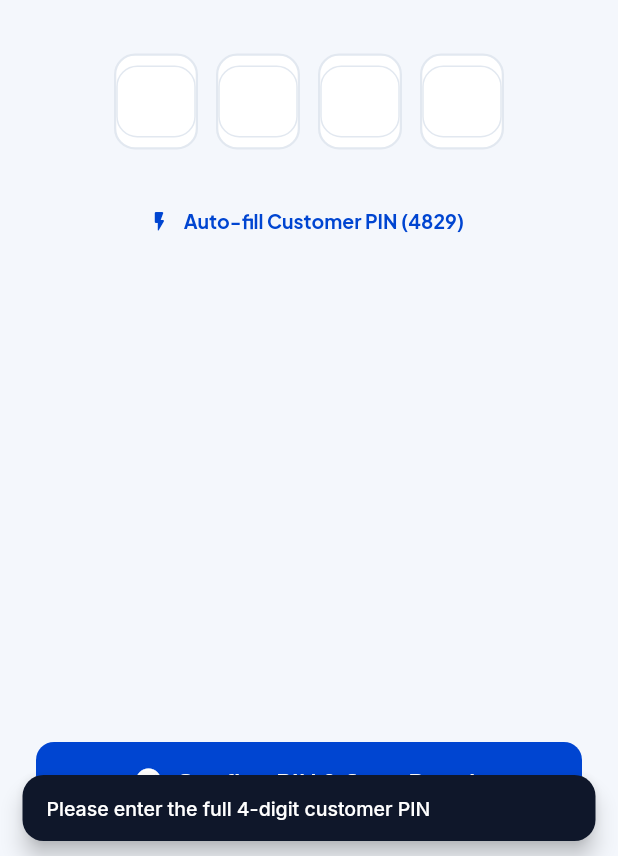
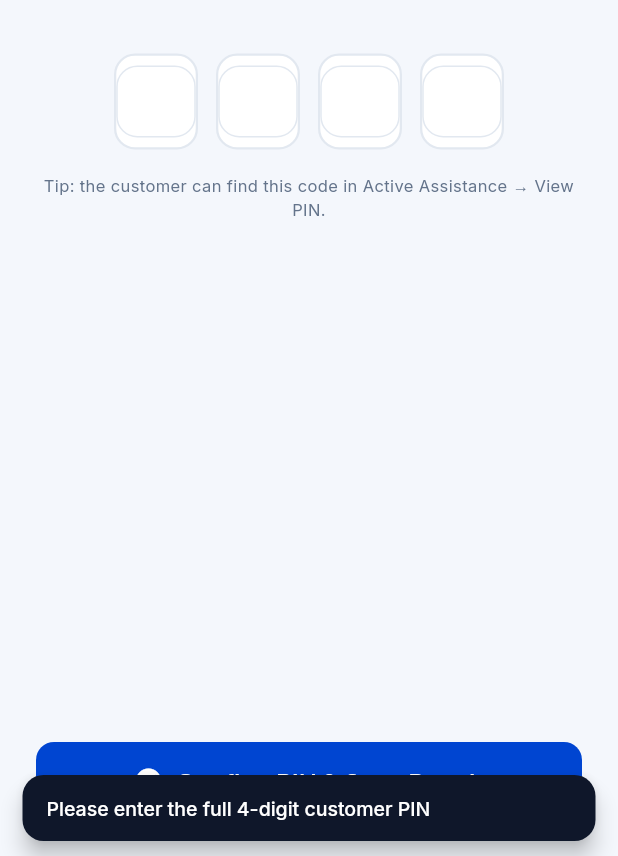
Before and after one commit to aswinmurugesan06/RoadRescuer, a Flutter app: the ProviderServicePinScreen screen opened by its route, after a tap on "Confirm PIN & Start Repair", on a phone screen of 412 x 824 dp, the part 380-1236 px from its top. Run offline on Flutter 3.47's test engine with Material 3 defaults, Android fonts, the phone set to English and light mode, and no system bars; our stand-ins replace cloud_firestore, firebase_auth, firebase_core, geolocator, google_fonts, google_sign_in and 1 more; missing offline and left inert: maplibre_gl; accounts and stored records are empty.

Commit message:
Fix provider job confirmation persistence and dashboard refresh

```diff
--- /dev/null
+++ b/mobile/lib/core/navigation/route_observer.dart
@@ -0,0 +1,10 @@
+import 'package:flutter/material.dart';
+
+/// App-wide route observer.
+///
+/// Tab screens live inside a `Navigator` shell that stays mounted, so their
+/// Firestore-backed lists can become stale after a job is accepted or a route
+/// is popped. `RouteAware` screens subscribe to this observer and refresh in
+/// `didPopNext`.
+final RouteObserver<PageRoute<dynamic>> appRouteObserver =
+    RouteObserver<PageRoute<dynamic>>();
--- a/mobile/lib/features/assistance/screens/active_assistance_screen.dart
+++ b/mobile/lib/features/assistance/screens/active_assistance_screen.dart
@@ -1461,7 +1461,11 @@ class _ActiveAssistanceScreenState extends State<ActiveAssistanceScreen> {
             ),
           ),
           TextButton(
-            onPressed: () => Navigator.pushNamed(context, AppRoutes.servicePin),
+            onPressed: () => Navigator.pushNamed(
+              context,
+              AppRoutes.servicePin,
+              arguments: {'pin': _request?.servicePin},
+            ),
             child: const Text('View PIN', style: TextStyle(fontWeight: FontWeight.w700)),
           ),
         ],
--- a/mobile/lib/features/assistance/screens/service_verification_pin_screen.dart
+++ b/mobile/lib/features/assistance/screens/service_verification_pin_screen.dart
@@ -3,9 +3,12 @@ import '../../../core/theme/app_colors.dart';
 import '../../../widgets/rr_button.dart';
 
 class ServiceVerificationPinScreen extends StatelessWidget {
-  const ServiceVerificationPinScreen({super.key});
+  final String? pin;
 
-  final String _pin = '4829';
+  const ServiceVerificationPinScreen({super.key, this.pin});
+
+  String get _pin =>
+      (pin != null && pin!.trim().length == 4) ? pin!.trim() : '4829';
 
   @override
   Widget build(BuildContext context) {
--- a/mobile/lib/features/provider/screens/provider_service_pin_screen.dart
+++ b/mobile/lib/features/provider/screens/provider_service_pin_screen.dart
@@ -2,6 +2,8 @@ import 'package:flutter/material.dart';
 import '../../../routes/app_routes.dart';
 import '../../../core/theme/app_colors.dart';
 import '../../../models/service_request_model.dart';
+import '../../../services/api_client.dart';
+import '../../../services/service_request_service.dart';
 import '../../../widgets/rr_button.dart';
 
 class ProviderServicePinScreen extends StatefulWidget {
@@ -38,8 +40,46 @@ class _ProviderServicePinScreenState extends State<ProviderServicePinScreen> {
       return;
     }
 
+    final request = widget.request;
+    if (request == null || request.id.isEmpty) {
+      ScaffoldMessenger.of(context).showSnackBar(
+        const SnackBar(
+          content: Text('No active job is linked to this PIN screen.'),
+          backgroundColor: AppColors.danger,
+        ),
+      );
+      return;
+    }
+
     setState(() => _isVerifying = true);
-    await Future.delayed(const Duration(milliseconds: 900));
+    try {
+      final fresh = await ServiceRequestService.getRequestById(request.id);
+      final storedPin = fresh.servicePin?.trim();
+      final expected = (storedPin != null && storedPin.length == 4)
+          ? storedPin
+          : '4829';
+
+      if (pin != expected) {
+        if (!mounted) return;
+        for (final controller in _controllers) {
+          controller.clear();
+        }
+        _focusNodes.first.requestFocus();
+        setState(() => _isVerifying = false);
+        ScaffoldMessenger.of(context).showSnackBar(
+          const SnackBar(
+            content: Text('Incorrect PIN. Ask the customer to check their app.'),
+            backgroundColor: AppColors.danger,
+          ),
+        );
+        return;
+      }
+
+      // Persist the confirmed start so the job leaves the available list and
+      // the provider stays BUSY on every device/session.
+      final updated =
+          await ServiceRequestService.updateStatus(request.id, 'IN_SERVICE');
+
       if (!mounted) return;
       setState(() => _isVerifying = false);
 
@@ -53,8 +93,24 @@ class _ProviderServicePinScreenState extends State<ProviderServicePinScreen> {
       Navigator.pushReplacementNamed(
         context,
         AppRoutes.activeJob,
-      arguments: {'request': widget.request},
+        arguments: {'request': updated},
       );
+    } on ApiException catch (e) {
+      if (!mounted) return;
+      setState(() => _isVerifying = false);
+      ScaffoldMessenger.of(context).showSnackBar(
+        SnackBar(content: Text(e.message), backgroundColor: AppColors.danger),
+      );
+    } catch (_) {
+      if (!mounted) return;
+      setState(() => _isVerifying = false);
+      ScaffoldMessenger.of(context).showSnackBar(
+        const SnackBar(
+          content: Text('Could not verify the PIN. Check your connection.'),
+          backgroundColor: AppColors.danger,
+        ),
+      );
+    }
   }
 
   @override
@@ -158,22 +214,13 @@ class _ProviderServicePinScreenState extends State<ProviderServicePinScreen> {
                           }),
                         ),
                       ),
-                      const SizedBox(height: 24),
-
-                      // Mock quick fill button for testing convenience
-                      TextButton.icon(
-                        onPressed: () {
-                          _controllers[0].text = '4';
-                          _controllers[1].text = '8';
-                          _controllers[2].text = '2';
-                          _controllers[3].text = '9';
-                          setState(() {});
-                        },
-                        icon: const Icon(Icons.flash_on_rounded, size: 16),
-                        label: const Text(
-                          'Auto-fill Customer PIN (4829)',
-                          maxLines: 1,
-                          overflow: TextOverflow.ellipsis,
+                      const SizedBox(height: 16),
+                      const Text(
+                        'Tip: the customer can find this code in Active Assistance → View PIN.',
+                        textAlign: TextAlign.center,
+                        style: TextStyle(
+                          fontSize: 11,
+                          color: AppColors.textSecondaryLight,
                         ),
                       ),
                       const Spacer(),
--- a/mobile/lib/main.dart
+++ b/mobile/lib/main.dart
@@ -1,6 +1,7 @@
 import 'package:flutter/foundation.dart';
 import 'package:flutter/material.dart';
 import 'core/theme/app_theme.dart';
+import 'core/navigation/route_observer.dart';
 import 'routes/app_routes.dart';
 import 'services/firebase/firebase_bootstrap.dart';
 
@@ -41,6 +42,7 @@ class RoadRescueApp extends StatelessWidget {
       themeMode: ThemeMode.light,
       initialRoute: AppRoutes.splash,
       onGenerateRoute: AppRoutes.generateRoute,
+      navigatorObservers: [appRouteObserver],
       builder: (context, child) {
         final media = MediaQuery.of(context);
         final scale = media.textScaler.scale(1).clamp(0.9, 1.1);
--- a/mobile/lib/models/service_request_model.dart
+++ b/mobile/lib/models/service_request_model.dart
@@ -63,6 +63,7 @@ class ServiceRequestModel {
   final String? category;
   final String? customerAddress;
   final String? cancellationReason;
+  final String? servicePin;
 
   const ServiceRequestModel({
     required this.id,
@@ -87,6 +88,7 @@ class ServiceRequestModel {
     this.category,
     this.customerAddress,
     this.cancellationReason,
+    this.servicePin,
   });
 
   factory ServiceRequestModel.fromJson(Map<String, dynamic> json) {
@@ -168,6 +170,7 @@ class ServiceRequestModel {
       category: json['category'] as String?,
       customerAddress: addr,
       cancellationReason: json['cancellationReason'] as String?,
+      servicePin: json['servicePin'] as String?,
     );
   }
 
@@ -194,6 +197,7 @@ class ServiceRequestModel {
     String? category,
     String? customerAddress,
     String? cancellationReason,
+    String? servicePin,
   }) {
     return ServiceRequestModel(
       id: id ?? this.id,
@@ -218,6 +222,7 @@ class ServiceRequestModel {
       category: category ?? this.category,
       customerAddress: customerAddress ?? this.customerAddress,
       cancellationReason: cancellationReason ?? this.cancellationReason,
+      servicePin: servicePin ?? this.servicePin,
     );
   }
 
--- a/mobile/lib/routes/app_routes.dart
+++ b/mobile/lib/routes/app_routes.dart
@@ -160,7 +160,12 @@ class AppRoutes {
         request: args?['request'] as ServiceRequestModel?,
       ));
     }
-    if (name == servicePin) return _slide(const ServiceVerificationPinScreen());
+    if (name == servicePin) {
+      final args = settings.arguments as Map<String, dynamic>?;
+      return _slide(ServiceVerificationPinScreen(
+        pin: args?['pin'] as String?,
+      ));
+    }
 
     if (name == bill) {
       final args = settings.arguments as Map<String, dynamic>?;
```
Also changed, not shown: mobile/lib/features/assistance/screens/nearby_providers_screen.dart (+15 -6 lines), mobile/lib/features/provider/screens/provider_home_screen.dart (+41 -1 lines), mobile/lib/features/provider/screens/provider_shell.dart (+14 -1 lines), mobile/lib/services/service_request_service.dart (+10 -0 lines), 4 other files. Lines whose indentation alone changed are shown as unchanged.
